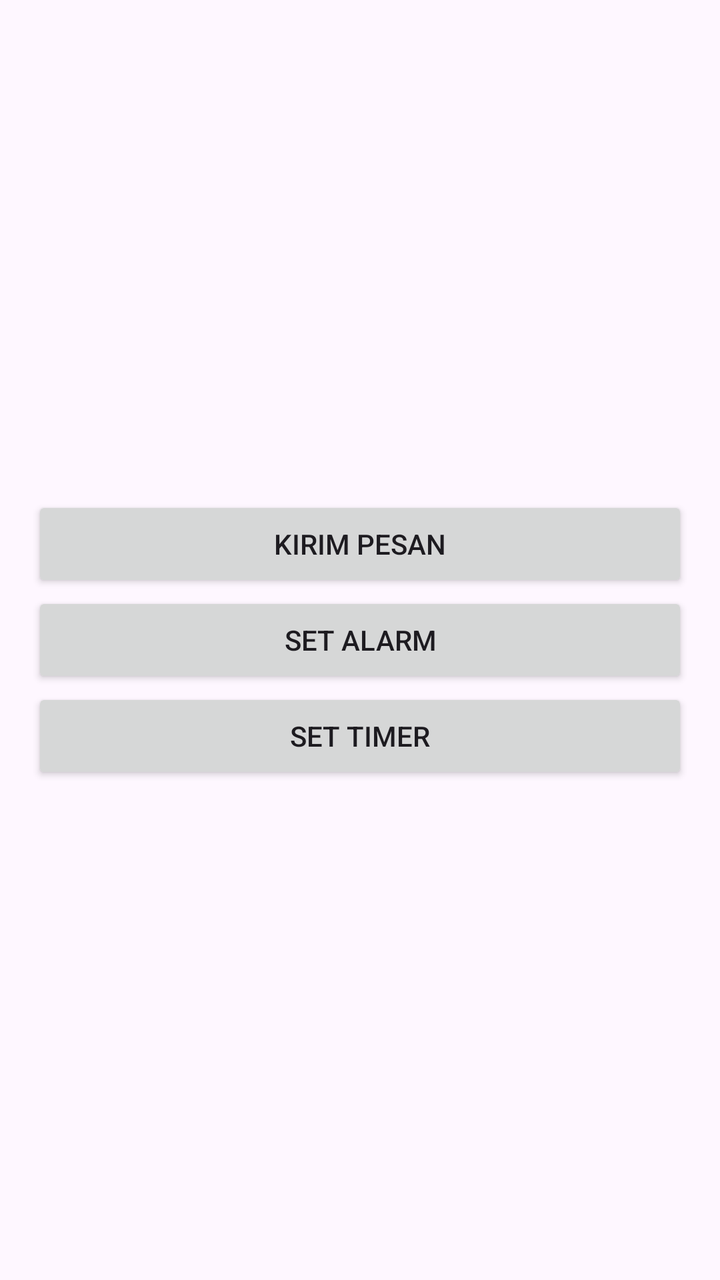
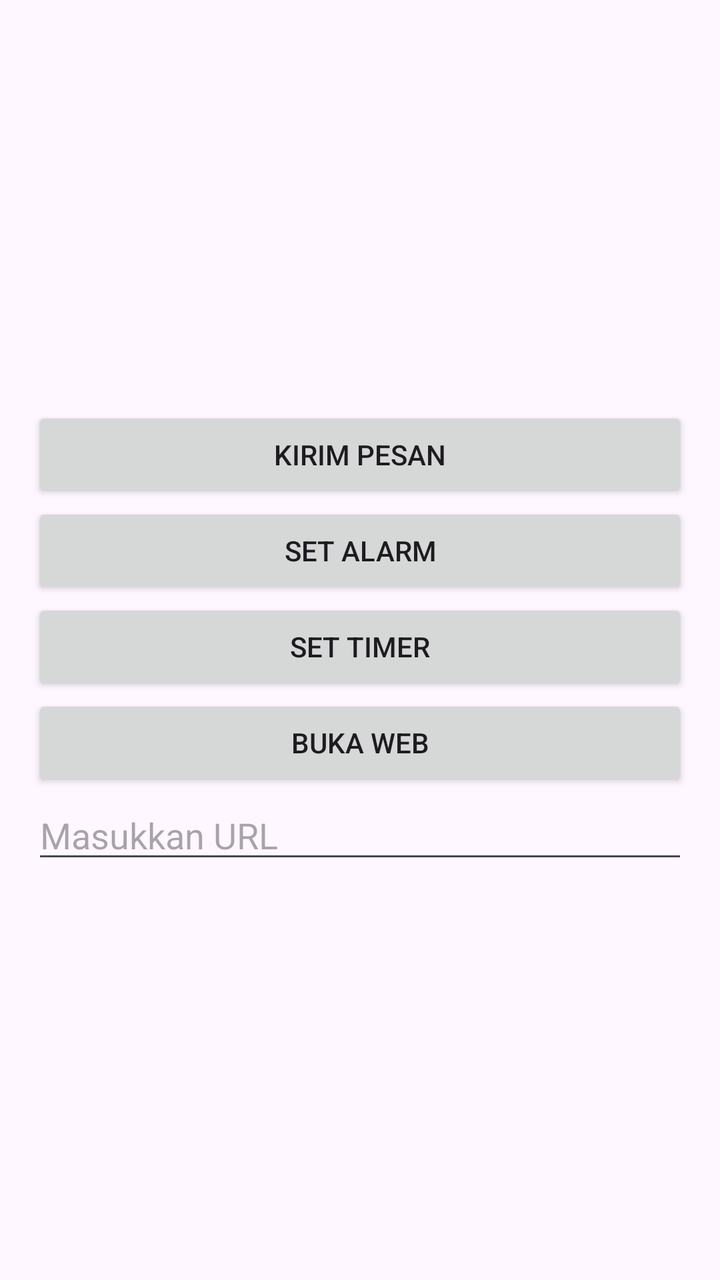

Before-and-after screenshots of an Android layout around one commit, followed by the original layout XML and the change that was made.
<!-- AndroidManifest.xml: application theme Theme.ImplisitIntent -->
<!-- res/layout/activity_main.xml -->
<?xml version="1.0" encoding="utf-8"?>
<LinearLayout xmlns:android="http://schemas.android.com/apk/res/android"
    android:layout_width="match_parent"
    android:layout_height="match_parent"
    android:orientation="vertical"
    android:padding="16dp"
    android:gravity="center">

    <Button
        android:id="@+id/btnKirimPesan"
        android:layout_width="match_parent"
        android:layout_height="wrap_content"
        android:text="Kirim Pesan" />


    <Button
        android:id="@+id/btnSetAlarm"
        android:layout_width="match_parent"
        android:layout_height="wrap_content"
        android:text="@string/btn_set_alarm" />

    <Button
        android:id="@+id/btnSetTimer"
        android:layout_width="match_parent"
        android:layout_height="wrap_content"
        android:text="@string/btn_set_timer" />

</LinearLayout>
<!-- resources referenced by this layout -->
<resources>
  <string name="btn_set_alarm">Set Alarm</string>
  <string name="btn_set_timer">Set Timer</string>
  <style name="Theme.ImplisitIntent" parent="Base.Theme.ImplisitIntent" />
  <style name="Base.Theme.ImplisitIntent" parent="Theme.Material3.DayNight.NoActionBar">
          
          
      </style>
</resources>

<!-- the commit's change to res/layout/activity_main.xml (unified diff, before → after) -->
@@ -25,4 +25,15 @@
         android:layout_height="wrap_content"
         android:text="@string/btn_set_timer" />
 
+    <Button
+        android:id="@+id/btnOpenURL"
+        android:layout_width="match_parent"
+        android:layout_height="wrap_content"
+        android:text="@string/btn_open_web" />
+    
+    <EditText
+        android:id="@+id/etURL"
+        android:layout_width="match_parent"
+        android:layout_height="wrap_content"
+        android:hint="Masukkan URL" />
 </LinearLayout>
<!-- resource entries referenced after the edit -->
@@ -1,5 +1,6 @@
 <!-- resources referenced by this layout -->
 <resources>
+  <string name="btn_open_web">Buka Web</string>
   <string name="btn_set_alarm">Set Alarm</string>
   <string name="btn_set_timer">Set Timer</string>
   <style name="Theme.ImplisitIntent" parent="Base.Theme.ImplisitIntent" />
